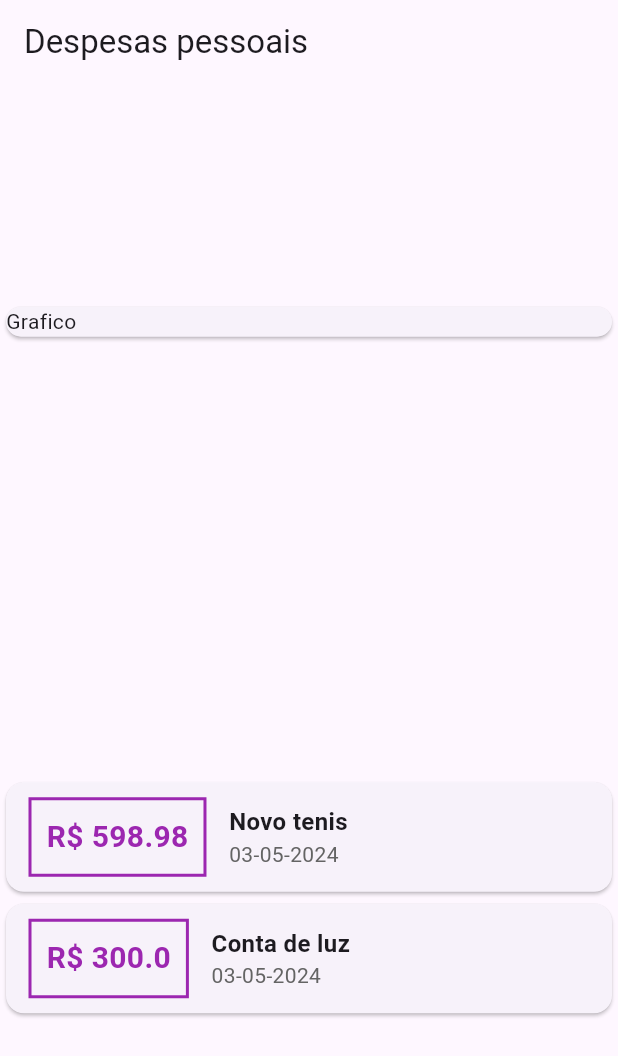
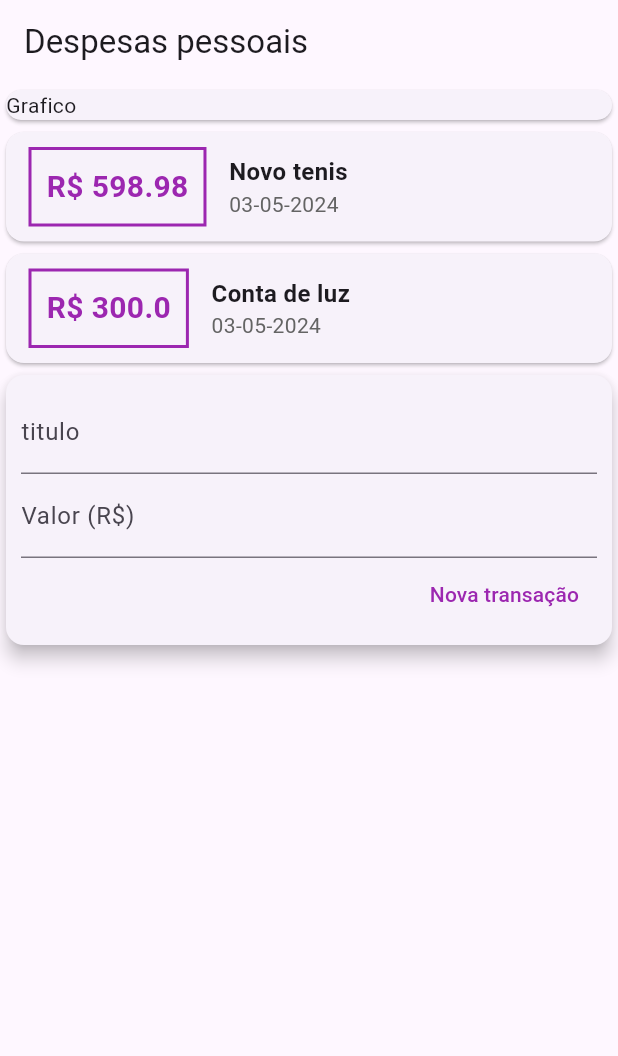
Before and after one commit to GabrielSKlauck/AppDespesas, a Flutter app: the screen it shows after launch, on a phone screen of 412 x 824 dp. Shown: the top 1056 px of the screen. Run offline on Flutter 3.47's test engine with Material 3 defaults, Android fonts, the phone set to English and light mode, and no system bars.

Commit message:
TextField de transações criado

```diff
--- a/expenses/lib/main.dart
+++ b/expenses/lib/main.dart
@@ -3,7 +3,6 @@
 import 'package:expenses/Utilitarios.dart';
 import 'package:expenses/models/Transaction.dart';
 import 'package:flutter/material.dart';
-
 
 main() => runApp(ExpensesApp());
 
@@ -38,7 +37,6 @@ class MyHomePage extends StatelessWidget {
         title: Text("Despesas pessoais"),
       ),
       body: Column(
-        mainAxisAlignment: MainAxisAlignment.spaceAround,
         crossAxisAlignment: CrossAxisAlignment.stretch,
         children: [
           Container(
@@ -57,8 +55,8 @@ class MyHomePage extends StatelessWidget {
                           EdgeInsets.symmetric(horizontal: 15, vertical: 10),
                       decoration: BoxDecoration(
                           border: Border.all(
-                          color: Colors.purple,
-                          width: 2,
+                        color: Colors.purple,
+                        width: 2,
                       )),
                       padding: EdgeInsets.all(10),
                       child: Text(
@@ -95,6 +93,36 @@ class MyHomePage extends StatelessWidget {
               );
             }).toList(),
           ),
+          Card(
+            elevation: 5,
+            child: Padding(
+              padding: const EdgeInsets.all(10.0),
+              child: Column(children: [
+                TextField(
+                  decoration: InputDecoration(
+                    labelText: 'titulo',
+                  ),
+                ),
+                TextField(
+                  decoration: InputDecoration(
+                    labelText: 'Valor (R\$)',
+                  ),
+                ),
+                Row(
+                  mainAxisAlignment: MainAxisAlignment.end,
+                  children: [
+                    TextButton(
+                      child: Text(
+                        "Nova transação",
+                        style: TextStyle(color: Colors.purple),
+                      ),
+                      onPressed: () {},
+                    ),
+                  ],
+                )
+              ]),
+            ),
+          )
         ],
       ),
     );
```
